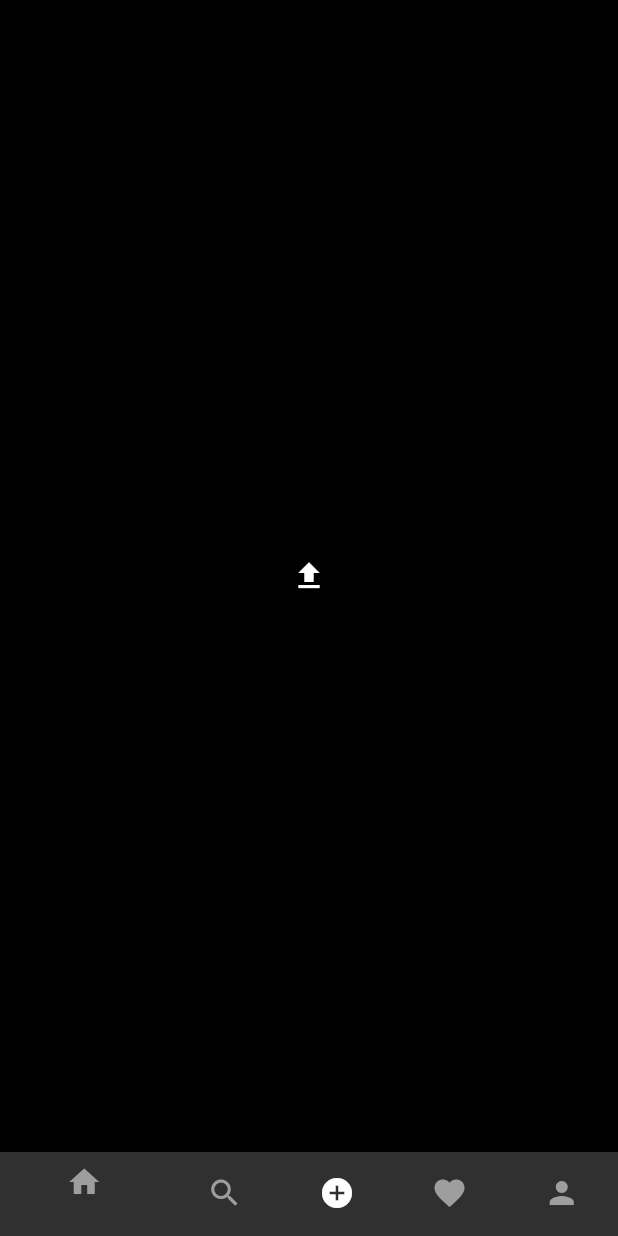
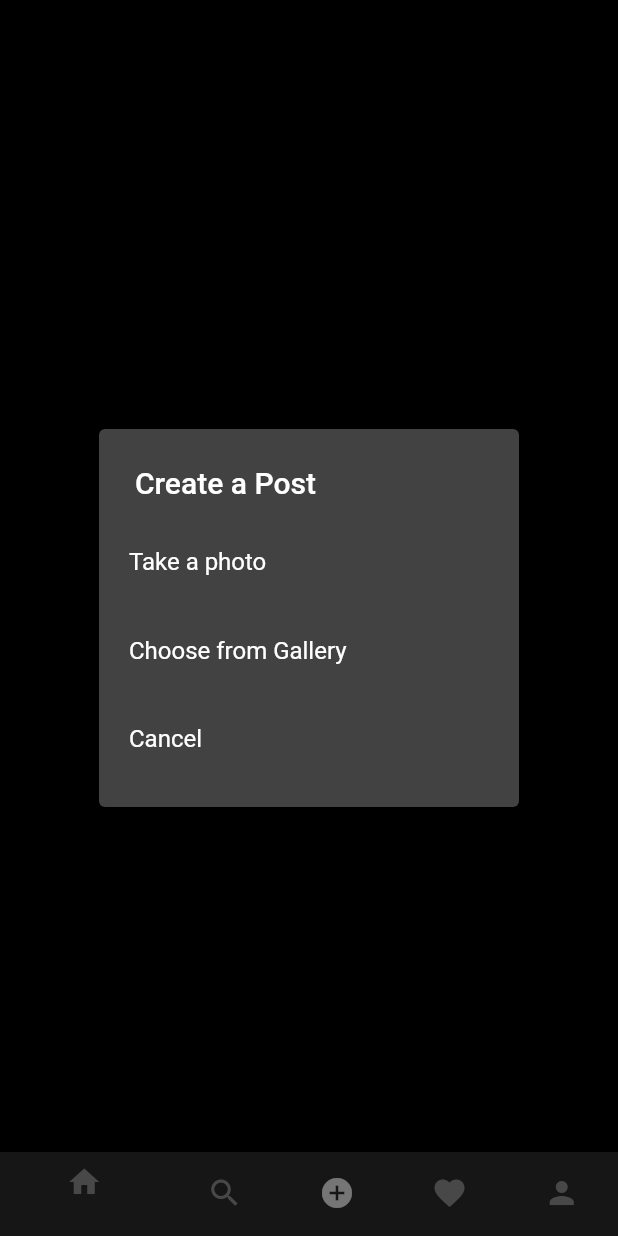
Before and after one commit to sagar-subedi/insta_clone, a Flutter app: the screen it shows once a user with an empty profile is signed in, item 3 of the bottom bar chosen, after a tap on the "upload" icon, on a phone screen of 412 x 824 dp. Run offline on Flutter 3.47's test engine with Material 2 defaults, Android fonts, the phone set to English and light mode, and no system bars; our stand-ins replace cloud_firestore, firebase_auth, firebase_core, firebase_storage, flutter_svg, image_picker; accounts and stored records are empty; network calls fail.

Commit message:
Add post screen added, storage_methods.dart added

```diff
--- /dev/null
+++ b/lib/models/post.dart
@@ -0,0 +1,49 @@
+import 'package:cloud_firestore/cloud_firestore.dart';
+
+class Post {
+  final String description;
+  final String uid;
+  final String username;
+  final likes;
+  final String postId;
+  final DateTime datePublished;
+  final String postUrl;
+  final String profImage;
+
+  const Post(
+      {required this.description,
+        required this.uid,
+        required this.username,
+        required this.likes,
+        required this.postId,
+        required this.datePublished,
+        required this.postUrl,
+        required this.profImage,
+      });
+
+  static Post fromSnap(DocumentSnapshot snap) {
+    var snapshot = snap.data() as Map<String, dynamic>;
+
+    return Post(
+        description: snapshot["description"],
+        uid: snapshot["uid"],
+        likes: snapshot["likes"],
+        postId: snapshot["postId"],
+        datePublished: snapshot["datePublished"],
+        username: snapshot["username"],
+        postUrl: snapshot['postUrl'],
+        profImage: snapshot['profImage']
+    );
+  }
+
+  Map<String, dynamic> toJson() => {
+    "description": description,
+    "uid": uid,
+    "likes": likes,
+    "username": username,
+    "postId": postId,
+    "datePublished": datePublished,
+    'postUrl': postUrl,
+    'profImage': profImage
+  };
+}
--- a/lib/screens/add_post_screen.dart
+++ b/lib/screens/add_post_screen.dart
@@ -1,15 +1,202 @@
+import 'dart:typed_data';
+
 import 'package:flutter/material.dart';
+import 'package:image_picker/image_picker.dart';
+import 'package:instagram_clone/user_provider/user_provider.dart';
+import 'package:instagram_clone/utils/colors.dart';
+import 'package:provider/provider.dart';
+import 'package:instagram_clone/models/user.dart';
 
-class AddPostScreen extends StatelessWidget {
+import '../resources/firestore_methods.dart';
+import '../utils/utils.dart';
+
+class AddPostScreen extends StatefulWidget {
   const AddPostScreen({Key? key}) : super(key: key);
 
   @override
-  Widget build(BuildContext context) {
-    return Center(
-      child: IconButton(
-        onPressed: () {},
-        icon: Icon(Icons.upload),
-      ),
+  State<AddPostScreen> createState() => _AddPostScreenState();
+}
+
+class _AddPostScreenState extends State<AddPostScreen> {
+  bool isLoading = false;
+  Uint8List? _file;
+  final TextEditingController _descriptionController = TextEditingController();
+
+  void postImage(String uid, String username, String profImage) async {
+    setState(() {
+      isLoading = true;
+    });
+    // start the loading
+    try {
+      // upload to storage and db
+      String res = await FireStoreMethods().uploadPost(
+        _descriptionController.text,
+        _file!,
+        uid,
+        username,
+        profImage,
+      );
+      if (res == "success") {
+        setState(() {
+          isLoading = false;
+        });
+        showSnackBar(
+          'Posted!',
+          context,
+        );
+        clearImage();
+      } else {
+        showSnackBar(res, context);
+      }
+    } catch (err) {
+      setState(() {
+        isLoading = false;
+      });
+      showSnackBar(
+        err.toString(),
+        context,
+      );
+    }
+  }
+
+  void clearImage() {
+    setState(() {
+      _file = null;
+    });
+  }
+
+  _selectImage(BuildContext parentContext) async {
+    return showDialog(
+      context: parentContext,
+      builder: (BuildContext context) {
+        return SimpleDialog(
+          title: const Text('Create a Post'),
+          children: <Widget>[
+            SimpleDialogOption(
+                padding: const EdgeInsets.all(20),
+                child: const Text('Take a photo'),
+                onPressed: () async {
+                  Navigator.pop(context);
+                  Uint8List file = await pickImage(ImageSource.camera);
+                  setState(() {
+                    _file = file;
+                  });
+                }),
+            SimpleDialogOption(
+                padding: const EdgeInsets.all(20),
+                child: const Text('Choose from Gallery'),
+                onPressed: () async {
+                  Navigator.of(context).pop();
+                  Uint8List file = await pickImage(ImageSource.gallery);
+                  setState(() {
+                    _file = file;
+                  });
+                }),
+            SimpleDialogOption(
+              padding: const EdgeInsets.all(20),
+              child: const Text("Cancel"),
+              onPressed: () {
+                Navigator.pop(context);
+              },
+            )
+          ],
+        );
+      },
     );
   }
+
+  @override
+  void dispose() {
+    // TODO: implement dispose
+    super.dispose();
+    _descriptionController.dispose();
+  }
+
+  @override
+  Widget build(BuildContext context) {
+    final User user = Provider.of<UserProvider>(context).getUser;
+    return _file == null
+        ? Center(
+            child: IconButton(
+              onPressed: () {
+                _selectImage(context);
+              },
+              icon: Icon(Icons.upload),
+            ),
+          )
+        : Scaffold(
+            appBar: AppBar(
+              backgroundColor: mobileBackgroundColor,
+              leading: IconButton(
+                onPressed: clearImage,
+                icon: Icon(Icons.arrow_back),
+              ),
+              title: Text('Post to'),
+              centerTitle: false,
+              actions: [
+                TextButton(
+                  onPressed:  () => postImage(
+                    user.uid,
+                    user.username,
+                    user.photoUrl,
+                  ),
+                  child: Text(
+                    'Post',
+                    style: TextStyle(
+                      fontWeight: FontWeight.bold,
+                      fontSize: 16,
+                      color: Colors.blueAccent,
+                    ),
+                  ),
+                ),
+              ],
+            ),
+            body: Column(
+              children: <Widget>[
+                isLoading
+                    ? const LinearProgressIndicator()
+                    : const Padding(padding: EdgeInsets.only(top: 0.0)),
+                const Divider(),
+                Row(
+                  mainAxisAlignment: MainAxisAlignment.spaceAround,
+                  crossAxisAlignment: CrossAxisAlignment.start,
+                  children: <Widget>[
+                    CircleAvatar(
+                      backgroundImage: NetworkImage(
+                        user.photoUrl!,
+                      ),
+                    ),
+                    SizedBox(
+                      width: MediaQuery.of(context).size.width * 0.45,
+                      child: TextField(
+                        controller: _descriptionController,
+                        decoration: const InputDecoration(
+                            hintText: "Write a caption...",
+                            border: InputBorder.none),
+                        maxLines: 8,
+                      ),
+                    ),
+                    SizedBox(
+                      height: 45.0,
+                      width: 45.0,
+                      child: AspectRatio(
+                        aspectRatio: 487 / 451,
+                        child: Container(
+                          decoration: BoxDecoration(
+                            image: DecorationImage(
+                              fit: BoxFit.fill,
+                              alignment: FractionalOffset.topCenter,
+                              image: MemoryImage(_file!),
+                            ),
+                          ),
+                        ),
+                      ),
+                    ),
+                  ],
+                ),
+                const Divider(),
+              ],
+            ),
+          );
+  }
 }
--- a/lib/user_provider/user_provider.dart
+++ b/lib/user_provider/user_provider.dart
@@ -1,6 +1,6 @@
-import 'package:firebase_auth/firebase_auth.dart';
 import 'package:flutter/cupertino.dart';
 import 'package:instagram_clone/resources/auth_methods.dart';
+import 'package:instagram_clone/models/user.dart';
 
 class UserProvider with ChangeNotifier{
   User? _user;
@@ -8,7 +8,7 @@ class UserProvider with ChangeNotifier{
   User get getUser => _user!;
 
   Future<void> refreshUser()  async {
-    User user = (await _authMethods.getUserDetails()) as User;
+    User user = (await _authMethods.getUserDetails());
     _user = user;
     notifyListeners();
 }
--- a/pubspec.yaml
+++ b/pubspec.yaml
@@ -43,6 +43,7 @@ dependencies:
   flutter_svg: ^1.1.6
   image_picker: ^0.8.6+1
   provider: ^6.0.5
+  uuid: ^3.0.7
 
 
 dev_dependencies:
```
Also changed, not shown: lib/resources/firestore_methods.dart (added, +132 -0 lines), lib/resources/storage_methods.dart (+5 -3 lines), pubspec.lock.
